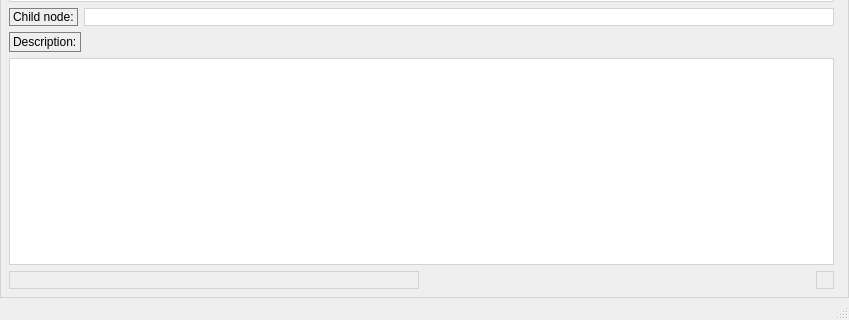
This is Sources/App/MentorClient/mentorclient.ui in timattt/Cognitia-II as Qt 5 draws it before an edit; both pictures show x 0 to 849 and y 288 to 608 of the 849 by 608 pixel window. The edited form follows.
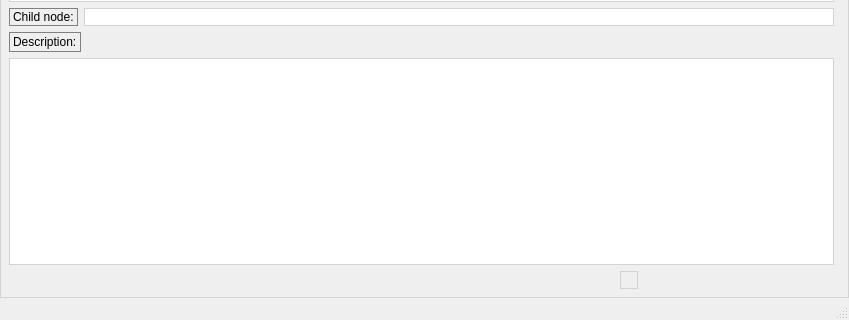
This is the edited form. Custom widgets are drawn as their Qt base class.

Diff of the .ui file:
```diff
--- a/Sources/App/MentorClient/mentorclient.ui
+++ b/Sources/App/MentorClient/mentorclient.ui
@@ -148,10 +148,10 @@
       </item>
       <item>
        <layout class="QHBoxLayout" name="horizontalLayout_6">
-        <item>
+        <item alignment="Qt::AlignHCenter">
          <widget class="SkillsFlower" name="skillFlower" native="true"/>
         </item>
-        <item alignment="Qt::AlignRight">
+        <item alignment="Qt::AlignHCenter">
          <widget class="SkillsMixerHolder" name="skillsMixerHolder" native="true">
           <layout class="QVBoxLayout" name="verticalLayout"/>
          </widget>
```
